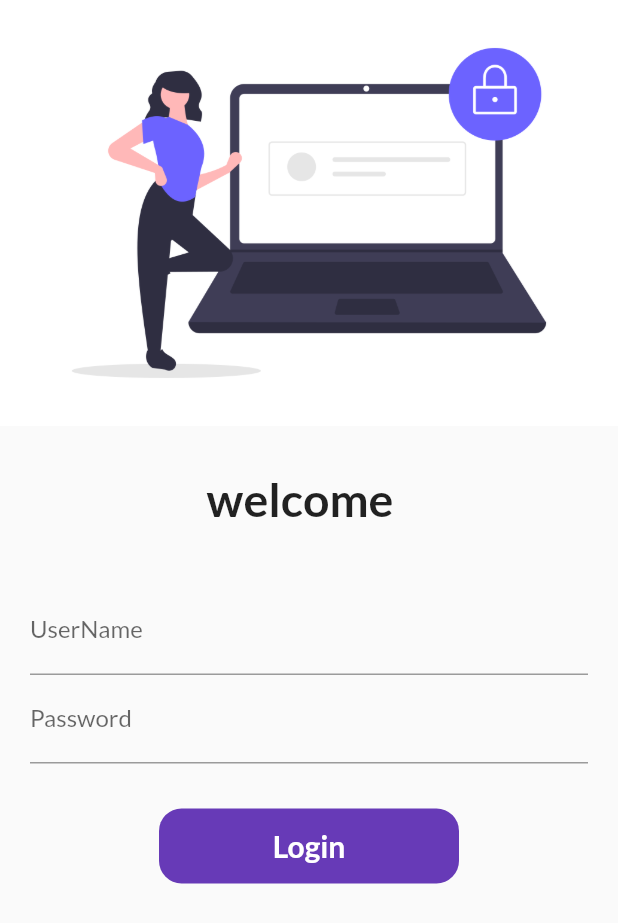
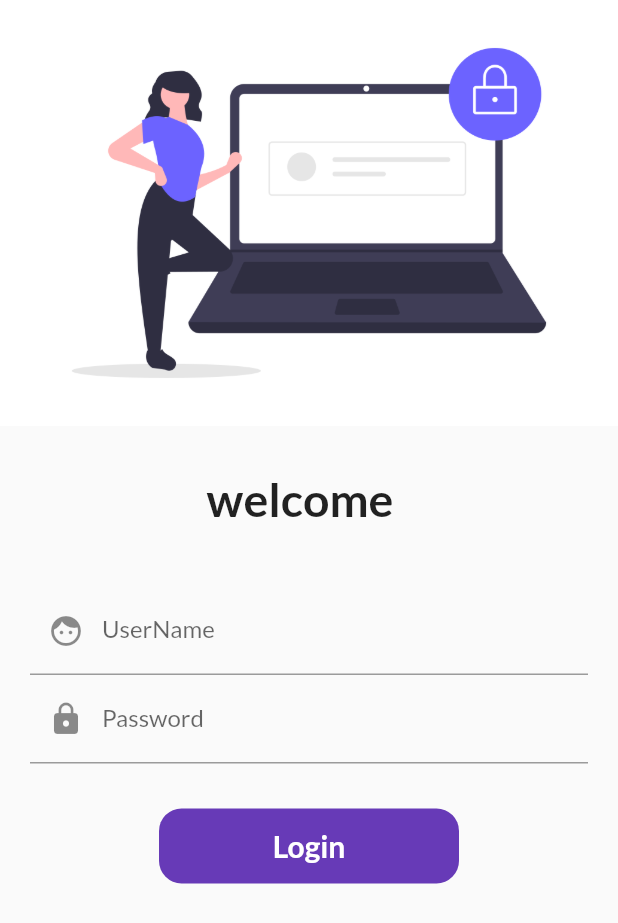
Before and after one commit to deepanshu-dua/eCommerceapp, a Flutter app: the screen it shows after launch, on a phone screen of 412 x 824 dp. Shown: the top 923 px of the screen. Run offline on Flutter 3.47's test engine with Material 2 defaults, Android fonts, the phone set to English and light mode, and no system bars; our stand-ins replace google_fonts.

Commit message:
DAY6 completed

```diff
--- a/lib/main.dart
+++ b/lib/main.dart
@@ -17,7 +17,7 @@ class MyApp extends StatelessWidget {
       // home: HomePage(),
       themeMode: ThemeMode.light,
       theme: ThemeData(
-          primarySwatch: Colors.amber,
+          primarySwatch: Colors.deepPurple,
           fontFamily: GoogleFonts.lato().fontFamily),
       // darkTheme: ThemeData(brightness: Brightness.dark,),
       //  initialRoute: "home",
--- a/lib/pages/login.dart
+++ b/lib/pages/login.dart
@@ -11,10 +11,28 @@ class LoginPage extends StatefulWidget {
 class _LoginPageState extends State<LoginPage> {
   String name = " ";
   bool changeButton = false;
+
+  final _formkey = GlobalKey<FormState>();
+
+  moveToHome(BuildContext context) async {
+    if (_formkey.currentState!.validate()) {
+      setState(() {
+        changeButton = true;
+      });
+      await Future.delayed(Duration(seconds: 1));
+      await Navigator.pushNamed(context, MyRoutes.homeRoute);
+      setState(() {
+        changeButton = false;
+      });
+    }
+  }
+
   @override
   Widget build(BuildContext context) {
     return Material(
         child: SingleChildScrollView(
+      child: Form(
+        key: _formkey,
         child: Column(
           children: [
             Image.asset(
@@ -39,30 +57,44 @@ class _LoginPageState extends State<LoginPage> {
               child: Column(
                 children: [
                   TextFormField(
+                    textInputAction: TextInputAction.next,
                     decoration: InputDecoration(
-                      labelText: "UserName", hintText: "enter username"),
+                        prefixIcon: Icon(Icons.face),
+                        labelText: "UserName",
+                        hintText: "enter username"),
+                    validator: (value) {
+                      if (value!.isEmpty) {
+                        return " username cannot be empty";
+                      } else {
+                        return null;
+                      }
+                    },
                     onChanged: (value) {
                       name = value;
                       setState(() {});
                     },
                   ),
                   TextFormField(
+                    textInputAction: TextInputAction.next,
                     obscureText: true,
                     decoration: InputDecoration(
-                      labelText: "Password", hintText: "enter password"),
+                        prefixIcon: Icon(Icons.lock),
+                        labelText: "Password",
+                        hintText: "enter password"),
+                    validator: (value) {
+                      if (value!.isEmpty) {
+                        return " password cannot be empty";
+                      } else if (value.length < 6) {
+                        return "pass must be of more than 6 character";
+                      }
+                      return null;
+                    },
                   ),
                   SizedBox(
                     height: 30.0,
                   ),
-
                   InkWell(
-                  onTap: () async {
-                    setState(() {
-                      changeButton = true;
-                    });
-                    await Future.delayed(Duration(seconds: 1));
-                    Navigator.pushNamed(context, MyRoutes.homeRoute);
-                  },
+                    onTap: () => moveToHome(context),
                     child: AnimatedContainer(
                       width: changeButton ? 80 : 200,
                       duration: Duration(seconds: 1),
@@ -86,6 +118,27 @@ class _LoginPageState extends State<LoginPage> {
                               BorderRadius.circular(changeButton ? 80 : 15)),
                     ),
                   ),
+                ],
+              ),
+            ),
+          ],
+        ),
+      ),
+    ));
+  }
+}
+
+
+
+
+
+        // child: Center(
+        //   child: Text(
+        //     "Login Page",
+        //     style: TextStyle(fontSize: 20, color: Colors.blue),
+        //     textScaleFactor: 2.0,
+        //   ),
+        // ),
 
                   // ElevatedButton(
                   //   onPressed: () {
@@ -98,20 +151,3 @@ class _LoginPageState extends State<LoginPage> {
                   //   style: TextButton.styleFrom(minimumSize: Size(250, 40)),
 
                   // )
-              ],
-            ),
-          ),
-        ],
-      ),
-    )
-
-        // child: Center(
-        //   child: Text(
-        //     "Login Page",
-        //     style: TextStyle(fontSize: 20, color: Colors.blue),
-        //     textScaleFactor: 2.0,
-        //   ),
-        // ),
-        );
-  }
-}
```
Lines whose indentation alone changed are shown as unchanged.
